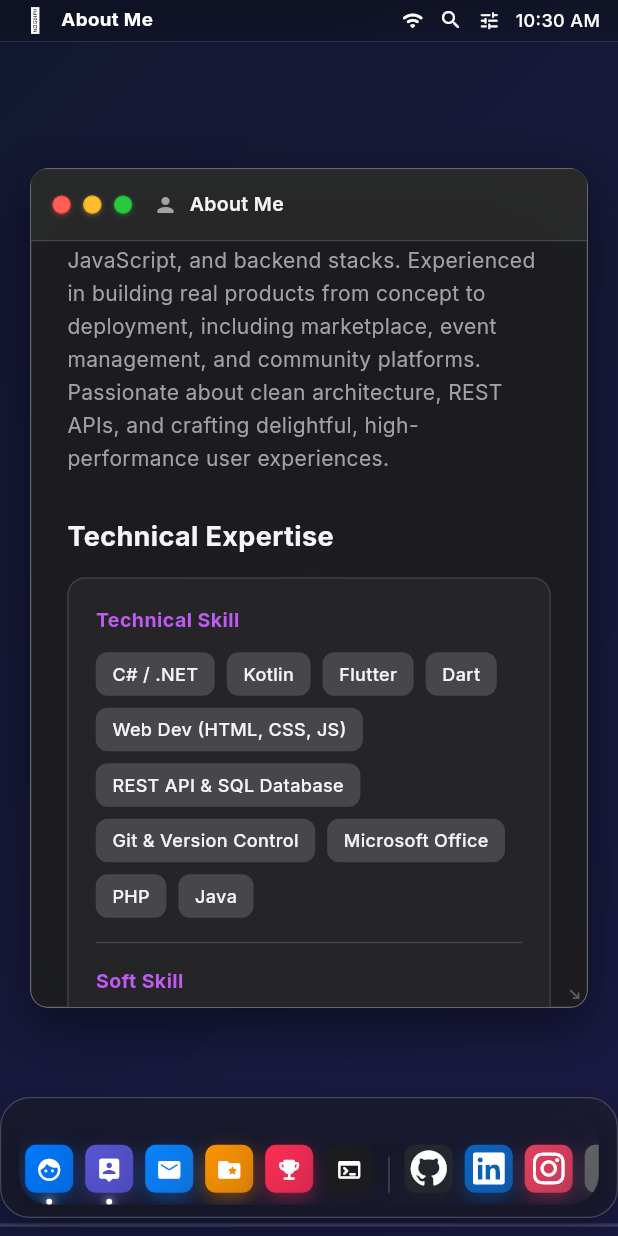
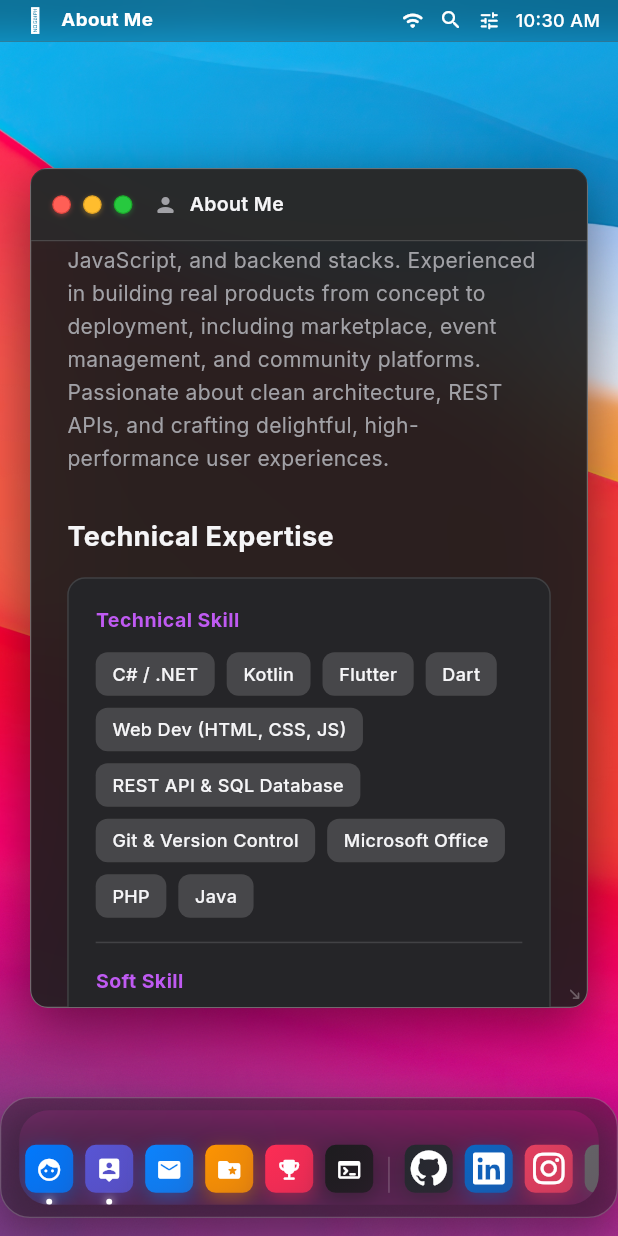
Before and after one commit to Pari1i1i/Portofolio, a Flutter app: the DesktopScreen screen opened directly with empty values, scrolled down 576 dp, on a phone screen of 412 x 824 dp. Run offline on Flutter 3.47's test engine with Material 3 defaults, Android fonts, the phone set to English and light mode, and no system bars; our stand-ins replace font_awesome_flutter, google_fonts.

Commit message:
alhamdulilah kelar yaowoh

```diff
--- a/lib/core/constants/app_assets.dart
+++ b/lib/core/constants/app_assets.dart
@@ -50,6 +50,8 @@ class AppAssets {
   static const String achUnjLiterasi = '$achievements/unj_literasi_2024.png';
 
   // Wallpapers
+  static const String wallpaper = '$images/macos_wp.jpg';
+  static const String wallpaperMobile = '$images/ios_wp.jpg';
   static const String wallpaperMacDark = '$wallpapers/macos_dark.png';
   static const String wallpaperSonoma = '$wallpapers/sonoma.png';
   static const String wallpaperSequoia = '$wallpapers/sequoia.png';
--- a/lib/screens/desktop_screen.dart
+++ b/lib/screens/desktop_screen.dart
@@ -133,19 +133,15 @@ class _DesktopScreenState extends State<DesktopScreen> {
     return Container(
       width: double.infinity,
       height: double.infinity,
-      decoration: BoxDecoration(
+      decoration: const BoxDecoration(
         gradient: LinearGradient(
           begin: Alignment.topLeft,
           end: Alignment.bottomRight,
-          colors: wm.currentWallpaper == AppAssets.wallpaperSonoma
-              ? [const Color(0xFF1E3A8A), const Color(0xFF3B0764), const Color(0xFF0F172A)]
-              : (wm.currentWallpaper == AppAssets.wallpaperSequoia
-                  ? [const Color(0xFF064E3B), const Color(0xFF0F172A), const Color(0xFF1E1B4B)]
-                  : [const Color(0xFF0F172A), const Color(0xFF1E1B4B), const Color(0xFF111827)]),
+          colors: [Color(0xFF0F172A), Color(0xFF1E1B4B), Color(0xFF111827)],
         ),
       ),
       child: Image.asset(
-        wm.currentWallpaper,
+        AppAssets.wallpaper,
         fit: BoxFit.cover,
         errorBuilder: (context, error, stackTrace) {
           // If asset wallpaper not found, the gradient container already renders flawlessly!
--- a/lib/screens/ios_home_screen.dart
+++ b/lib/screens/ios_home_screen.dart
@@ -1,6 +1,7 @@
 import 'package:flutter/material.dart';
 import 'package:font_awesome_flutter/font_awesome_flutter.dart';
 import 'package:intl/intl.dart';
+import '../core/constants/app_assets.dart';
 import '../core/constants/app_colors.dart';
 import '../core/constants/app_strings.dart';
 import '../core/utils/url_helper.dart';
@@ -33,7 +34,7 @@ class _IOSHomeScreenState extends State<IOSHomeScreen> {
         onTap: () => wm.openWindow(WindowType.about),
       ),
       _IOSApp(
-        label: 'App Store',
+        label: 'Projects',
         icon: Icons.shopping_bag_rounded,
         baseColor: const Color(0xFF0A84FF),
         windowType: WindowType.projects,
@@ -117,7 +118,7 @@ class _IOSHomeScreenState extends State<IOSHomeScreen> {
         ),
       ),
       child: Image.asset(
-        widget.windowManager.currentWallpaper,
+        AppAssets.wallpaperMobile,
         fit: BoxFit.cover,
         errorBuilder: (context, error, stackTrace) => const SizedBox.shrink(),
       ),
```
Also changed, not shown: assets/images/ios_wp.jpg.
